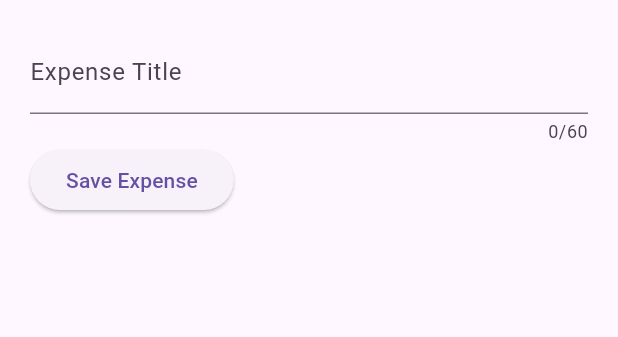
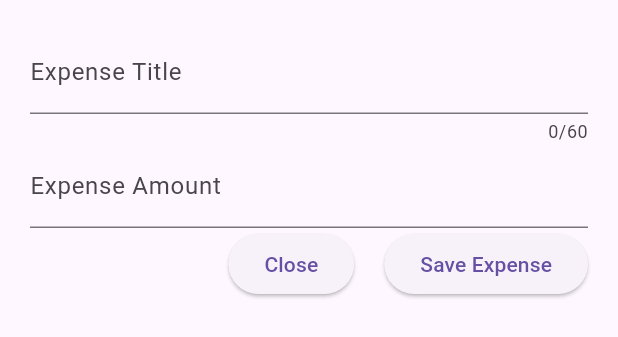
Before and after one commit to adekams/expense_tracker, a Flutter app: the NewExpense widget shown alone on an empty page, opened directly, after a tap on "Save Expense", on a phone screen of 412 x 824 dp. Shown: the top 337 px of the screen. Run offline on Flutter 3.47's test engine with Material 2 defaults, Android fonts, the phone set to English and light mode, and no system bars.

Commit message:
METHOD 2 for saving user input

```diff
--- a/lib/widgets/new_expense.dart
+++ b/lib/widgets/new_expense.dart
@@ -8,35 +8,60 @@ class NewExpense extends StatefulWidget {
 }
 
 class _NewExpenseState extends State<NewExpense> {
-  var currentTitle = '';
+  final _titleController = TextEditingController();
+  final _amountController = TextEditingController();
 
-  void _saveTitleInput(String inputValue) {
-    currentTitle = inputValue;
+  @override
+  void dispose() {
+    _titleController.dispose();
+    _amountController.dispose();
+    super.dispose();
   }
 
   @override
   Widget build(BuildContext context) {
     return Padding(
       padding: const EdgeInsets.all(20),
-      child: Column(children: [
+      child: Column(
+        children: [
           TextField(
-          onChanged: _saveTitleInput,
+            controller: _titleController,
             maxLength: 60,
             decoration: const InputDecoration(
               label: Text('Expense Title'),
             ),
           ),
+          TextField(
+            keyboardType: TextInputType.number,
+            controller: _amountController,
+            decoration: const InputDecoration(
+              prefixText: '\$ ',
+              label: Text('Expense Amount'),
+            ),
+          ),
           Row(
+            children: [],
+          ),
+          Row(
+            mainAxisAlignment: MainAxisAlignment.end,
             children: [
               ElevatedButton(
+                onPressed: () {},
+                child: const Text('Close'),
+              ),
+              SizedBox(
+                width: 20,
+              ),
+              ElevatedButton(
                 onPressed: () {
-                print(currentTitle);
+                  print(_titleController.text);
                 },
                 child: const Text('Save Expense'),
               ),
             ],
-        )
-      ]),
+          ),
+        ],
+      ),
     );
   }
 }
```
Lines whose indentation alone changed are shown as unchanged.
